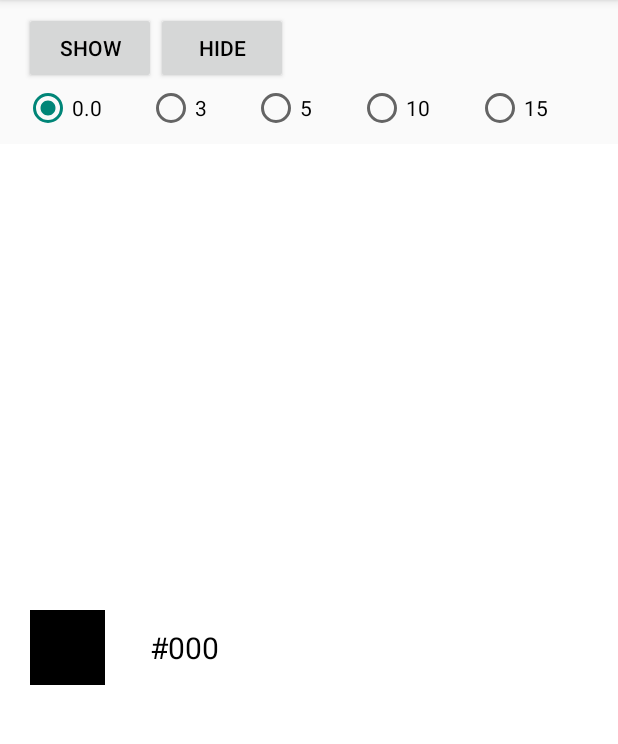
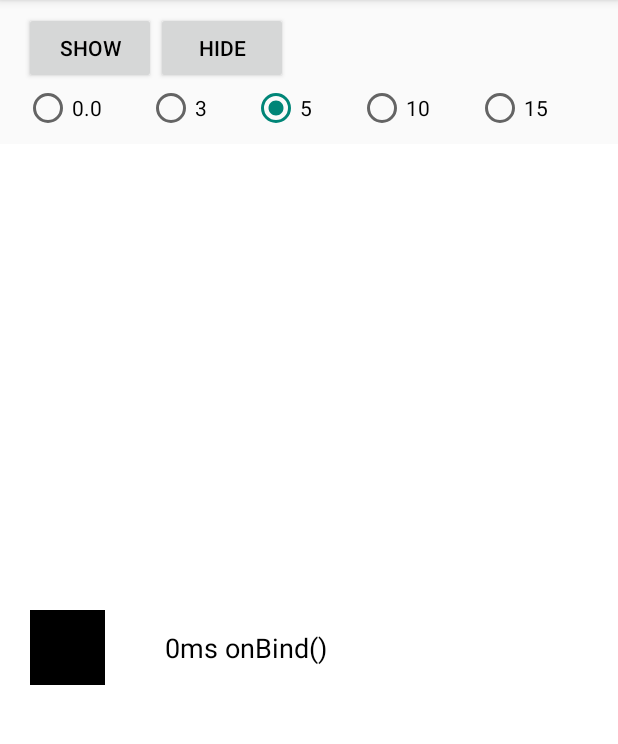
Before and after one commit to friendlyrobotnyc/TinyDancer, an Android app: the screen it shows after launch (MainActivity), on a phone screen of 412 x 824 dp, the part 84-828 px from its top. Run offline under Robolectric (Android 15) with nearby library versions, the phone set to English and light mode, and no system bars.

Commit message:
more clean up...scrub a dub dub

```diff
--- a/app/src/main/java/com/codemonkeylabs/fpslibrary/sample/FPSSampleAdpater.java
+++ b/app/src/main/java/com/codemonkeylabs/fpslibrary/sample/FPSSampleAdpater.java
@@ -11,7 +11,7 @@ import android.view.ViewGroup;
 public class FPSSampleAdpater extends RecyclerView.Adapter<FPSSampleViewHolder>
 {
 
-    private float megaBytes = 0;
+    private float megaBytes = 5;
 
     @Override
     public FPSSampleViewHolder onCreateViewHolder(ViewGroup parent, int viewType)
--- a/app/src/main/java/com/codemonkeylabs/fpslibrary/sample/FPSSampleViewHolder.java
+++ b/app/src/main/java/com/codemonkeylabs/fpslibrary/sample/FPSSampleViewHolder.java
@@ -15,13 +15,13 @@ public class FPSSampleViewHolder extends RecyclerView.ViewHolder
 
     private long[] data;
     private ImageView colorImg;
-    private TextView colorValue;
+    private TextView bindTime;
 
     public FPSSampleViewHolder(View itemView)
     {
         super(itemView);
         colorImg = (ImageView) itemView.findViewById(R.id.colorImg);
-        colorValue = (TextView) itemView.findViewById(R.id.colorValue);
+        bindTime = (TextView) itemView.findViewById(R.id.bindTime);
         data = new long[1024*10];
     }
 
@@ -31,21 +31,28 @@ public class FPSSampleViewHolder extends RecyclerView.ViewHolder
         int hundred = value/100;
         int tens = (value- (hundred)*100)/10;
         int ones = value - (hundred*100) - (tens*10);
-        int colorVal = Color.rgb(hundred*multiplier, tens*multiplier, ones*multiplier);
+        int r = hundred*multiplier;
+        int g = tens*multiplier;
+        int b = ones*multiplier;
+        int colorVal = Color.rgb(r,g,b);
         colorImg.setImageDrawable(new ColorDrawable(colorVal));
-        colorValue.setText("#" + hundred*multiplier + "" + tens*multiplier + "" + ones*multiplier);
 
 
         int total = (int)(megaBytes*100f);
-        long time = System.currentTimeMillis();
+        long start = System.currentTimeMillis();
         for (int i = 0; i < total; i++)
         {
             for (int e = 0; e < data.length; e++)
             {
-                data[e] = time;
+                // set dummy value (start time)
+                data[e] = start;
             }
         }
         long end = System.currentTimeMillis();
+        long bindTimeMs = end - start;
+
+        bindTime.setText(bindTimeMs + "ms onBind()");
+
     }
 
 }
--- a/app/src/main/java/com/codemonkeylabs/fpslibrary/sample/MainActivity.java
+++ b/app/src/main/java/com/codemonkeylabs/fpslibrary/sample/MainActivity.java
@@ -29,7 +29,7 @@ public class MainActivity extends AppCompatActivity
         final FPSSampleAdpater adapter = new FPSSampleAdpater();
 
         radioGroup = (RadioGroup) findViewById(R.id.radioGroup);
-        radioGroup.check(R.id.defaultZero);
+        radioGroup.check(R.id.defaultFive);
         radioGroup.setOnCheckedChangeListener(new RadioGroup.OnCheckedChangeListener()
         {
             @Override
@@ -37,6 +37,7 @@ public class MainActivity extends AppCompatActivity
             {
                 RadioButton button = (RadioButton) radioGroup.findViewById(i);
                 adapter.setMegaBytes(Float.valueOf(button.getText().toString()));
+                adapter.notifyDataSetChanged();
             }
         });
 
--- a/app/src/main/res/layout/activity_main.xml
+++ b/app/src/main/res/layout/activity_main.xml
@@ -54,7 +54,6 @@
                 android:layout_weight="1"
                 android:layout_width="wrap_content"
                 android:layout_height="wrap_content"
-                android:id="@+id/defaultZero"
                 android:text="0.0"/>
 
             <RadioButton
@@ -67,6 +66,7 @@
                 android:layout_weight="1"
                 android:layout_width="wrap_content"
                 android:layout_height="wrap_content"
+                android:id="@+id/defaultFive"
                 android:text="5"/>
 
             <RadioButton
--- a/app/src/main/res/layout/sample_item.xml
+++ b/app/src/main/res/layout/sample_item.xml
@@ -3,19 +3,21 @@
               android:orientation="horizontal"
               android:layout_width="match_parent"
               android:layout_height="match_parent"
-              android:padding="20dip"
-              android:gravity="left|center_vertical">
+              android:gravity="center_vertical"
+              android:padding="20dip">
 
     <ImageView
+        android:layout_gravity="left|center_vertical"
         android:id="@+id/colorImg"
         android:layout_width="50dip"
         android:layout_height="50dip"/>
 
     <TextView
-        android:id="@+id/colorValue"
-        android:layout_marginLeft="30dp"
+        android:layout_marginLeft="40dp"
+        android:layout_gravity="left|center_vertical"
+        android:id="@+id/bindTime"
         android:textColor="@android:color/black"
-        android:textSize="20sp"
+        android:textSize="18sp"
         android:layout_width="wrap_content"
         android:layout_height="wrap_content"/>
 
--- a/library/src/main/java/com/codemonkeylabs/fpslibrary/FPSFrameCallback.java
+++ b/library/src/main/java/com/codemonkeylabs/fpslibrary/FPSFrameCallback.java
@@ -1,6 +1,8 @@
 package com.codemonkeylabs.fpslibrary;
 
 import android.view.Choreographer;
+
+import com.codemonkeylabs.fpslibrary.service.FPSMeterController;
 
 import java.util.ArrayList;
 import java.util.List;
--- a/library/src/main/java/com/codemonkeylabs/fpslibrary/FPSMeterController.java
+++ b/library/src/main/java/com/codemonkeylabs/fpslibrary/service/FPSMeterController.java
@@ -1,4 +1,4 @@
-package com.codemonkeylabs.fpslibrary;
+package com.codemonkeylabs.fpslibrary.service;
 
 import android.app.Service;
 import android.graphics.PixelFormat;
@@ -10,6 +10,9 @@ import android.view.View;
 import android.view.ViewGroup;
 import android.view.WindowManager;
 import android.widget.TextView;
+
+import com.codemonkeylabs.fpslibrary.FPSConfig;
+import com.codemonkeylabs.fpslibrary.R;
 
 import java.util.ArrayList;
 import java.util.List;
```
Also changed, not shown: library/src/main/java/com/codemonkeylabs/fpslibrary/FPSMeterDrawable.java (deleted, +0 -46 lines), library/src/main/java/com/codemonkeylabs/fpslibrary/service/FPSService.java (+33 -9 lines).
